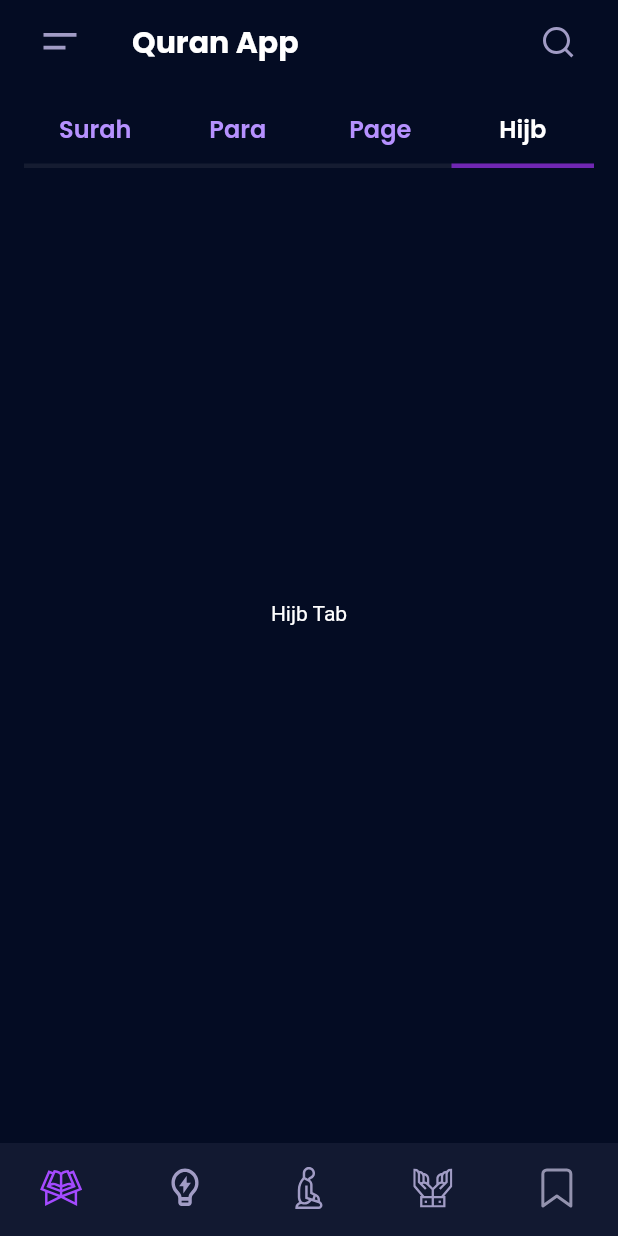
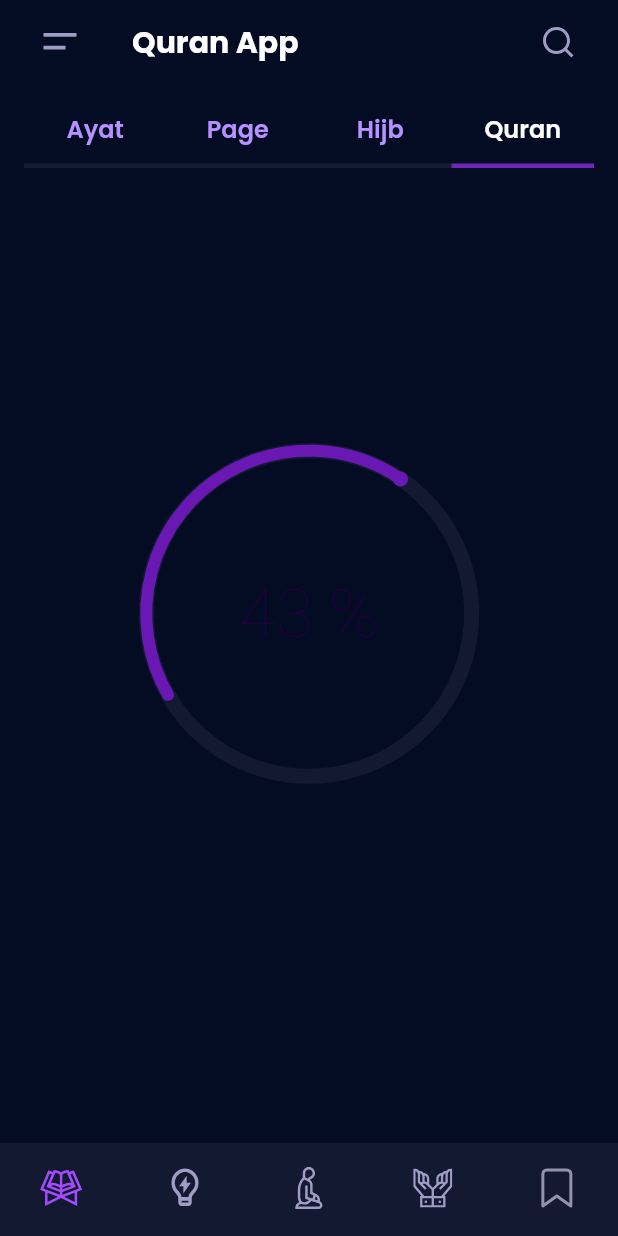
Before and after one commit to ahmedsaadbadawy/holy_quran_app, a Flutter app: the MyHomeView screen opened directly, tab 4 chosen, scrolled down 312 dp, on a phone screen of 412 x 824 dp. Run offline on Flutter 3.47's test engine with Material 2 defaults, Android fonts, the phone set to English and light mode, and no system bars; drawn by our look-alikes of sleek_circular_slider; our stand-ins replace audioplayers, flutter_bloc, flutter_svg, get_storage, google_fonts; accounts and stored records are empty; network calls fail.

Commit message:
finish PageTap

```diff
--- a/lib/constants.dart
+++ b/lib/constants.dart
@@ -14,3 +14,6 @@ String kPrefSurahName = 'surahName';
 String kPrefSurahNumber = 'surahNumber';
 String kPrefAyaNumber = 'ayaNumber';
 String kPrefNumberOfAyat = 'NumberOfAyat';
+
+int pageNum = 1;
+String pageText = '';
--- a/lib/tabs/hijb_tab.dart
+++ b/lib/tabs/hijb_tab.dart
@@ -7,7 +7,7 @@ class HijbTab extends StatelessWidget {
   Widget build(BuildContext context) {
     return const Center(
       child: Text(
-        'Hijb Tab',
+        'Page Tab',
         style: TextStyle(color: Colors.white),
       ),
     );
--- /dev/null
+++ b/lib/tabs/quran_tab.dart
@@ -0,0 +1,37 @@
+import 'package:flutter/material.dart';
+import 'package:sleek_circular_slider/sleek_circular_slider.dart';
+
+import '../constants.dart';
+
+class QuranTab extends StatelessWidget {
+  const QuranTab({super.key});
+
+  @override
+  Widget build(BuildContext context) {
+    return SafeArea(
+      child: Center(
+        child: SleekCircularSlider(
+          appearance: CircularSliderAppearance(
+            customWidths: CustomSliderWidths(
+              progressBarWidth: 8,
+              trackWidth: 10,
+              handlerSize: 5,
+            ),
+            customColors: CustomSliderColors(
+              progressBarColor: primary,
+              trackColor: gray,
+              shadowMaxOpacity: 0.3,
+              dotColor: primary,
+            ),
+            spinnerMode: false,
+            angleRange: 360,
+            size: 225,
+          ),
+          min: 0,
+          max: 100,
+          initialValue: 14.28 * 3,
+        ),
+      ),
+    );
+  }
+}
--- a/lib/views/myhome_view.dart
+++ b/lib/views/myhome_view.dart
@@ -2,10 +2,10 @@ import 'package:flutter/material.dart';
 import 'package:flutter_svg/svg.dart';
 import 'package:google_fonts/google_fonts.dart';
 import 'package:quran_app/constants.dart';
+import '../tabs/quran_tab.dart';
 import '../tabs/hijb_tab.dart';
 import '../tabs/page_tab.dart';
-import '../tabs/para_tab.dart';
-import '../tabs/surah_tab.dart';
+import '../tabs/ayat_tab.dart';
 import '../widgets/bottom_navigation_bar.dart';
 import '../widgets/greetings.dart';
 
@@ -43,7 +43,7 @@ class MyHomeView extends StatelessWidget {
               )
             ],
             body: const TabBarView(
-              children: [SurahTab(), ParaTab(), PageTab(), HijbTab()],
+              children: [AyathTab(), PageTab(), HijbTab(), QuranTab()],
             ),
           ),
         ),
@@ -57,10 +57,10 @@ class MyHomeView extends StatelessWidget {
       unselectedLabelColor: text,
       indicatorWeight: 3,
       tabs: [
-        tabItem(label: 'Surah'),
-        tabItem(label: 'Para'),
+        tabItem(label: 'Ayat'),
         tabItem(label: 'Page'),
         tabItem(label: 'Hijb'),
+        tabItem(label: 'Quran'),
       ],
     );
   }
--- a/lib/widgets/ayat_item.dart
+++ b/lib/widgets/ayat_item.dart
@@ -13,6 +13,7 @@ class AyatItem extends StatelessWidget {
     required this.ayat,
   });
   final AyatModel ayat;
+
   @override
   Widget build(BuildContext context) {
     return Padding(
@@ -20,7 +21,7 @@ class AyatItem extends StatelessWidget {
       child: GestureDetector(
         onHorizontalDragDown: (_) {
           prefs.write(kPrefAyaNumber, ayat.numberinSurah);
-          print('${prefs.read(kPrefAyaNumber)}');
+          //print('${prefs.read(kPrefAyaNumber)}');
         },
         child: Column(
           crossAxisAlignment: CrossAxisAlignment.stretch,
@@ -50,6 +51,7 @@ class AyatItem extends StatelessWidget {
               ),
               textAlign: TextAlign.left,
             ),
+             Divider(color: const Color(0xFF7B80AD).withOpacity(.3)),
           ],
         ),
       ),
--- a/lib/widgets/custom_surah_list_tile.dart
+++ b/lib/widgets/custom_surah_list_tile.dart
@@ -9,9 +9,10 @@ import '../constants.dart';
 class CustomSurahListTile extends StatelessWidget {
   const CustomSurahListTile({
     super.key,
-    required this.surahModel,
+    required this.surahModel, required this.tapName,
   });
   final SurahModel surahModel;
+  final String tapName;
   @override
   Widget build(BuildContext context) {
     return GestureDetector(
@@ -21,6 +22,7 @@ class CustomSurahListTile extends StatelessWidget {
           MaterialPageRoute(
             builder: (context) => DetailView(
               surah: surahModel,
+              tapName: tapName,
             ),
           ),
         );
--- a/lib/widgets/last_read.dart
+++ b/lib/widgets/last_read.dart
@@ -18,7 +18,6 @@ class _LastReadState extends State<LastRead> {
   @override
   Widget build(BuildContext context) {
     prefs.listen(() {
-      //name = prefs.read(kPrefSurahName);
       setState(() {});
     });
     return Stack(
@@ -74,7 +73,7 @@ class _LastReadState extends State<LastRead> {
               ),
               const SizedBox(height: 4),
               Text(
-                'Aya No: ${prefs.read(kPrefAyaNumber)}',
+                'Aya No: ${prefs.read(kPrefAyaNumber) ?? 1}',
                 style: GoogleFonts.poppins(color: Colors.white),
               ),
             ],
--- a/pubspec.yaml
+++ b/pubspec.yaml
@@ -38,6 +38,7 @@ dependencies:
   get_storage: ^2.1.1
   google_fonts: ^6.0.0
   http: ^1.1.0
+  sleek_circular_slider: ^2.0.1
 
 dev_dependencies:
   flutter_lints: ^2.0.0
```
Also changed, not shown: lib/tabs/ayat_tab.dart (renamed from lib/tabs/surah_tab.dart, +4 -3 lines), lib/tabs/page_tab.dart (+21 -5 lines), lib/tabs/para_tab.dart (deleted, +0 -15 lines), lib/views/detail_view.dart (+11 -9 lines), lib/widgets/page_item.dart (added, +102 -0 lines), assets/svgs/Scheherazade.svg.png (added), pubspec.lock.
